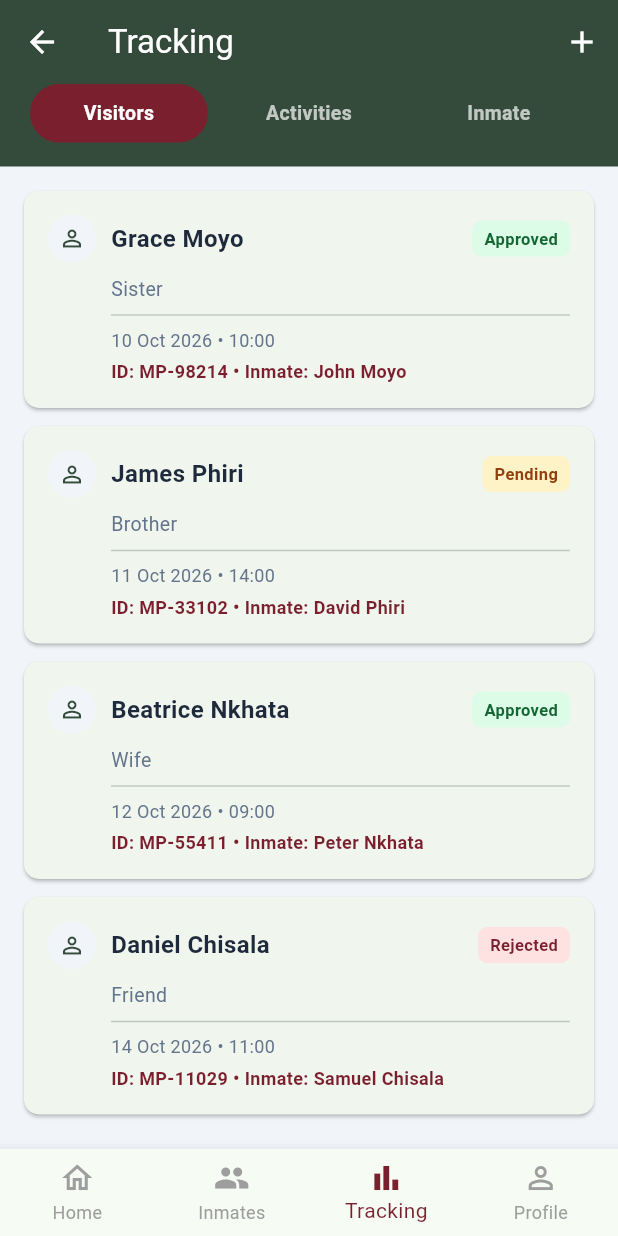
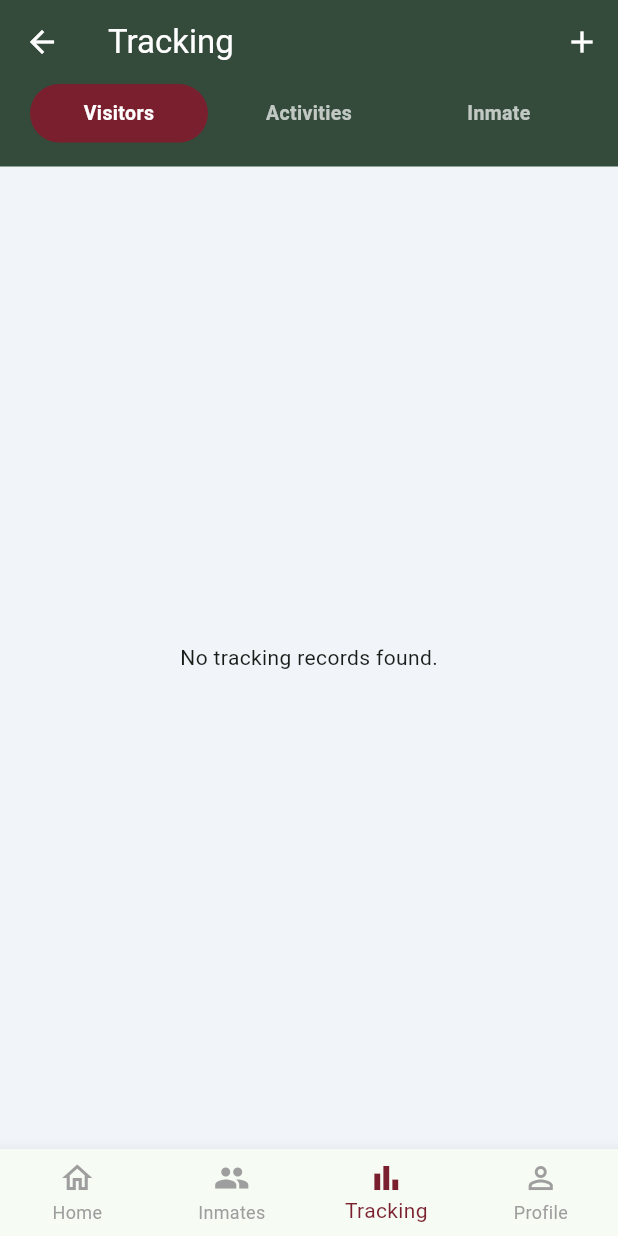
Before and after one commit to bsc-com-44-24/Prison-Management-system, a Flutter app: the TrackingScreen screen opened directly, on a phone screen of 412 x 824 dp. Run offline on Flutter 3.47's test engine with Material 3 defaults, Android fonts, the phone set to English and light mode, and no system bars; our stand-ins replace hive, hive_flutter, sqflite, sqflite_common_ffi_web; accounts and stored records are empty.

Commit message:
I have removed the mock data in duty roster and tracking scleens

```diff
--- a/lib/authentication/widgets/auth_header.dart
+++ b/lib/authentication/widgets/auth_header.dart
@@ -22,7 +22,7 @@ class AuthHeader extends StatelessWidget {
     final logo = Image.asset(
       'assets/images/prison.jpg',
       height: logoSize,
-      errorBuilder: (_, _, _) =>
+      errorBuilder: (context, error, stackTrace) =>
           Icon(Icons.shield, size: logoSize, color: Colors.amber),
     );
 
--- a/lib/main.dart
+++ b/lib/main.dart
@@ -3,7 +3,6 @@ import 'package:flutter/material.dart';
 import 'package:hive_flutter/hive_flutter.dart';
 import 'package:sqflite/sqflite.dart';
 import 'package:sqflite_common_ffi_web/sqflite_ffi_web.dart';
-
 import 'authentication/db/database_helper.dart';
 import 'authentication/theme.dart';
 import 'authentication/screens/login_screen.dart';
@@ -48,7 +47,7 @@ class PrisonApp extends StatelessWidget {
         '/login': (_) => const LoginScreen(),
         '/register': (_) => const RegisterScreen(),
         '/forgot': (_) => const ForgotPasswordScreen(),
-        '/home': (_) => const HomeScreen(user: {}),
+        '/home': (_) => const DashboardScreen(),
         '/inmates': (_) => const InmateListScreen(),
         '/visitors': (_) => const VisitorListScreen(),
       },
--- a/lib/tracking/screens/tracking_screen.dart
+++ b/lib/tracking/screens/tracking_screen.dart
@@ -16,85 +16,8 @@ class _TrackingScreenState extends State<TrackingScreen> {
 
   // Sample tracking records.
   // These are mock records, not database records.
-  final List<TrackingItem> _trackingItems = [
-    // Visitors
-    TrackingItem(
-      title: 'Grace Moyo',
-      subtitle: 'Sister',
-      dateOrDuration: '10 Oct 2026 • 10:00',
-      status: 'Approved',
-      detailInfo: 'ID: MP-98214 • Inmate: John Moyo',
-      category: 'Visitors',
-    ),
-    TrackingItem(
-      title: 'James Phiri',
-      subtitle: 'Brother',
-      dateOrDuration: '11 Oct 2026 • 14:00',
-      status: 'Pending',
-      detailInfo: 'ID: MP-33102 • Inmate: David Phiri',
-      category: 'Visitors',
-    ),
-    TrackingItem(
-      title: 'Beatrice Nkhata',
-      subtitle: 'Wife',
-      dateOrDuration: '12 Oct 2026 • 09:00',
-      status: 'Approved',
-      detailInfo: 'ID: MP-55411 • Inmate: Peter Nkhata',
-      category: 'Visitors',
-    ),
-    TrackingItem(
-      title: 'Daniel Chisala',
-      subtitle: 'Friend',
-      dateOrDuration: '14 Oct 2026 • 11:00',
-      status: 'Rejected',
-      detailInfo: 'ID: MP-11029 • Inmate: Samuel Chisala',
-      category: 'Visitors',
-    ),
+  final List<TrackingItem> _trackingItems = [];
 
-    // Inmates
-    TrackingItem(
-      title: 'John Moyo',
-      subtitle: 'Block B • Cell #14',
-      dateOrDuration: 'Sentence: 4 Years',
-      status: 'Active',
-      detailInfo: 'ID: MP/00189 • Release: Oct 2030',
-      category: 'Inmate',
-    ),
-    TrackingItem(
-      title: 'David Phiri',
-      subtitle: 'Block A • Cell #03',
-      dateOrDuration: 'Sentence: 2 Years',
-      status: 'Active',
-      detailInfo: 'ID: MP/00214 • Release: Nov 2028',
-      category: 'Inmate',
-    ),
-    TrackingItem(
-      title: 'Peter Nkhata',
-      subtitle: 'Block C • Cell #22',
-      dateOrDuration: 'Sentence: 5 Years',
-      status: 'Active',
-      detailInfo: 'ID: MP/00305 • Release: Jan 2031',
-      category: 'Inmate',
-    ),
-
-    // Activities
-    TrackingItem(
-      title: 'To Workshop',
-      subtitle: 'Woodwork & Crafts Facility',
-      dateOrDuration: '10 Oct 2026 • 08:30',
-      status: 'Completed',
-      detailInfo: 'Escort: Officer Banda',
-      category: 'Activities',
-    ),
-    TrackingItem(
-      title: 'To Clinic',
-      subtitle: 'Prison Medical Ward - Checkup',
-      dateOrDuration: '07 Oct 2026 • 14:15',
-      status: 'Logged',
-      detailInfo: 'Attending: Dr. Phiri',
-      category: 'Activities',
-    ),
-  ];
 
   void _goBack() {
     if (Navigator.canPop(context)) {
```
Also changed, not shown: lib/staff_roster/screens/staff_roster_screen.dart (+71 -28 lines), pubspec.yaml (+6 -82 lines), pubspec.lock.
